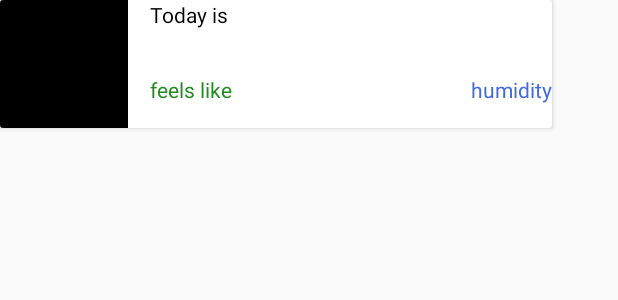
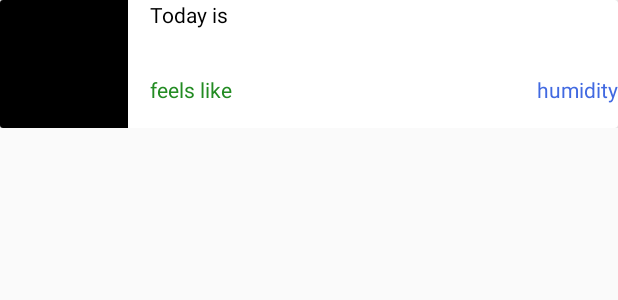
Before and after one commit to celikkoseoglu/LodeStar, an Android app: the layout cards_weather.xml on its own in the app's theme, with its tools: preview values and no code run, on a phone screen of 412 x 824 dp. Shown: the top 300 px of the screen. Run offline under Robolectric (Android 15) with nearby library versions, the phone set to English and light mode, and no system bars; network calls fail.

Commit message:
Weather Information v4

```diff
--- a/Android/LodeStar/app/src/main/java/com/lodestarapp/cs491/lodestar/Adapters/WeatherInformationAdapter.java
+++ b/Android/LodeStar/app/src/main/java/com/lodestarapp/cs491/lodestar/Adapters/WeatherInformationAdapter.java
@@ -70,9 +70,9 @@ public class WeatherInformationAdapter extends RecyclerView.Adapter<WeatherInfor
 
     @Override
     public void onBindViewHolder(ViewHolder holder, int position) {
-        holder.weatherInfoView.setText(description.get(0));
-        holder.humidityView.setText("" + humidity.get(0));
-        holder.temperatureView.setText("" + temperature.get(0));
+        holder.weatherInfoView.setText(description.get(position));
+        holder.humidityView.setText("" + humidity.get(position));
+        holder.temperatureView.setText("" + temperature.get(position));
         holder.weatherView = null;
     }
 
--- a/Android/LodeStar/app/src/main/res/layout/cards_weather.xml
+++ b/Android/LodeStar/app/src/main/res/layout/cards_weather.xml
@@ -3,13 +3,17 @@
     xmlns:android="http://schemas.android.com/apk/res/android"
     xmlns:tools="http://schemas.android.com/tools"
     android:layout_width="match_parent"
-    android:layout_height="match_parent">
+    android:layout_height="wrap_content">
+
+    <RelativeLayout
+        android:layout_width="match_parent"
+        android:layout_height="wrap_content">
 
     <android.support.v7.widget.CardView
-        android:layout_width="368dp"
-        android:layout_height="wrap_content"
-        tools:layout_editor_absoluteX="8dp"
-        tools:layout_editor_absoluteY="136dp" >
+        android:layout_width="match_parent"
+        android:layout_height="wrap_content" >
+        <!--tools:layout_editor_absoluteX="8dp" !-->
+        <!--tools:layout_editor_absoluteY="136dp" !-->
 
         <ImageView
             android:id="@+id/weather_picture"
@@ -50,4 +54,6 @@
 
     </android.support.v7.widget.CardView>
 
+    </RelativeLayout>
+
 </android.support.constraint.ConstraintLayout>
```
Also changed, not shown: Android/LodeStar/app/src/main/java/com/lodestarapp/cs491/lodestar/WeatherInformationActivity.java (+11 -3 lines), Android/LodeStar/app/src/main/res/layout/activity_weather.xml (+14 -3 lines).
